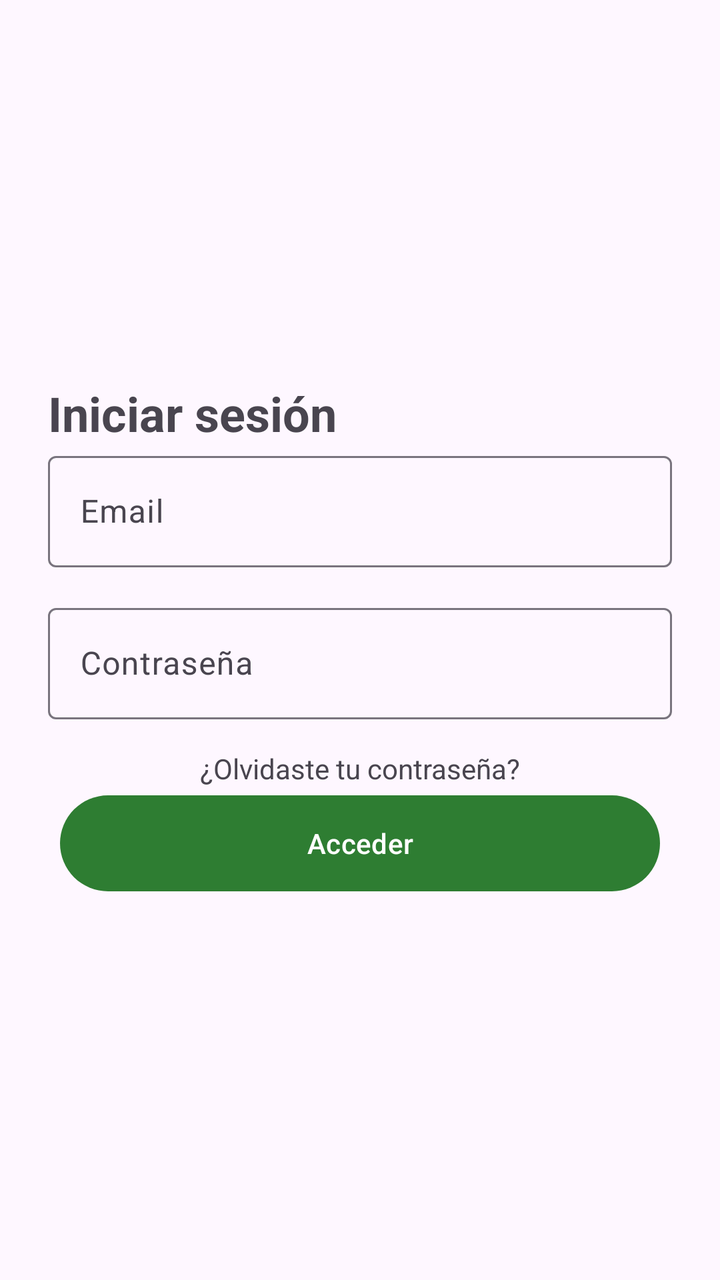
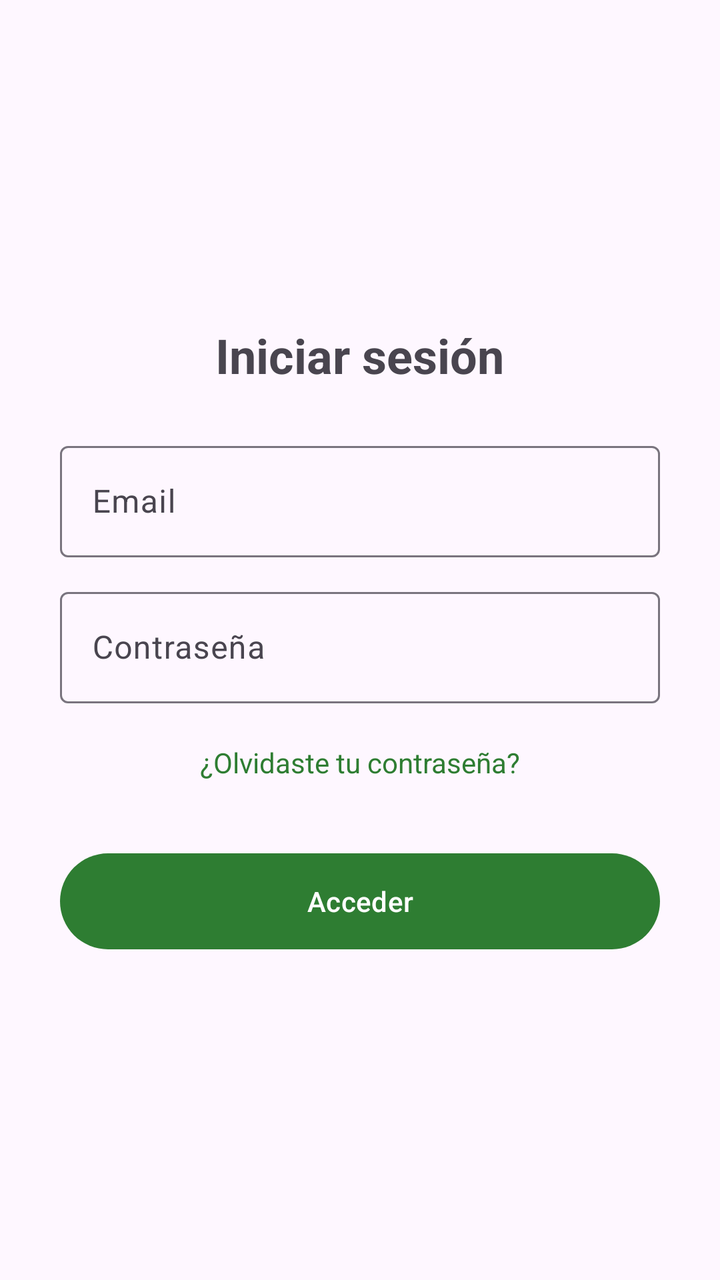

Screens rendered from an Android XML layout before and after an edit, with the pre-edit source and the edit as a unified diff.
<!-- AndroidManifest.xml: application theme Theme.CestaFamiliar -->
<!-- res/layout/activity_login.xml -->
<?xml version="1.0" encoding="utf-8"?>
<LinearLayout xmlns:android="http://schemas.android.com/apk/res/android"
    xmlns:app="http://schemas.android.com/apk/res-auto"
    android:id="@+id/layout_login"
    android:layout_width="match_parent"
    android:layout_height="match_parent"
    android:layout_gravity="end"
    android:gravity="center"
    android:orientation="vertical"
    android:padding="24dp">

    <TextView
        android:id="@+id/tv_titulo"
        android:layout_width="match_parent"
        android:layout_height="wrap_content"
        android:text="@string/title_iniciar_sesion"
        android:textSize="24sp"
        android:textStyle="bold" />

    <com.google.android.material.textfield.TextInputLayout
        android:id="@+id/til_email"
        android:layout_width="match_parent"
        android:layout_height="76dp"
        app:hintAnimationEnabled="false">

        <com.google.android.material.textfield.TextInputEditText
            android:id="@+id/et_email"
            android:layout_width="match_parent"
            android:layout_height="wrap_content"
            android:hint="@string/hint_email"
            android:inputType="textEmailAddress" />
    </com.google.android.material.textfield.TextInputLayout>

    <com.google.android.material.textfield.TextInputLayout
        android:id="@+id/til_password"
        android:layout_width="match_parent"
        android:layout_height="76dp"
        app:hintAnimationEnabled="false">

        <com.google.android.material.textfield.TextInputEditText
            android:id="@+id/et_password"
            android:layout_width="match_parent"
            android:layout_height="wrap_content"
            android:hint="@string/hint_password"
            android:inputType="textPassword" />
    </com.google.android.material.textfield.TextInputLayout>

    <TextView
        android:id="@+id/tv_recuperar_contrasena"
        android:layout_width="match_parent"
        android:layout_height="19dp"
        android:text="@string/link_olvidaste_pass"
        android:textAlignment="center" />

    <com.google.android.material.button.MaterialButton
        android:id="@+id/btn_acceder"
        android:layout_width="300dp"
        android:layout_height="56dp"
        android:text="@string/btn_acceder"
        app:backgroundTint="@color/green_primary"
        app:rippleColor="@color/green_ripple" />

</LinearLayout>
<!-- resources referenced by this layout -->
<resources>
  <color name="green_primary">#2E7D32</color>
  <color name="green_ripple">#4D2E7D32</color>
  <string name="btn_acceder">Acceder</string>
  <string name="hint_email">Email</string>
  <string name="hint_password">Contraseña</string>
  <string name="link_olvidaste_pass">¿Olvidaste tu contraseña?</string>
  <string name="title_iniciar_sesion">Iniciar sesión</string>
  <style name="Theme.CestaFamiliar" parent="Base.Theme.CestaFamiliar" />
  <style name="Base.Theme.CestaFamiliar" parent="Theme.Material3.DayNight.NoActionBar">
          <item name="colorPrimary">@color/green_primary</item>
          <item name="colorOnPrimary">@color/green_on_primary</item>
          <item name="colorPrimaryContainer">@color/green_primary_container</item>
          <item name="colorOnPrimaryContainer">@color/green_on_primary_container</item>
          <item name="colorSecondary">@color/green_secondary</item>
          <item name="colorOnSecondary">@color/green_on_secondary</item>
          <item name="colorControlHighlight">@color/green_ripple</item>
      </style>
  <color name="green_on_primary">#FFFFFF</color>
  <color name="green_primary_container">#DCEDC8</color>
  <color name="green_on_primary_container">#1B5E20</color>
  <color name="green_secondary">#43A047</color>
  <color name="green_on_secondary">#FFFFFF</color>
</resources>

<!-- the commit's change to res/layout/activity_login.xml (unified diff, before → after) -->
@@ -4,23 +4,27 @@
     android:id="@+id/layout_login"
     android:layout_width="match_parent"
     android:layout_height="match_parent"
-    android:layout_gravity="end"
     android:gravity="center"
     android:orientation="vertical"
     android:padding="24dp">
 
     <TextView
         android:id="@+id/tv_titulo"
-        android:layout_width="match_parent"
+        android:layout_width="wrap_content"
         android:layout_height="wrap_content"
+        android:layout_gravity="center"
+        android:layout_marginBottom="24dp"
         android:text="@string/title_iniciar_sesion"
+        android:textAlignment="center"
         android:textSize="24sp"
         android:textStyle="bold" />
 
     <com.google.android.material.textfield.TextInputLayout
         android:id="@+id/til_email"
-        android:layout_width="match_parent"
-        android:layout_height="76dp"
+        android:layout_width="300dp"
+        android:layout_height="wrap_content"
+        android:layout_gravity="center"
+        android:layout_marginBottom="12dp"
         app:hintAnimationEnabled="false">
 
         <com.google.android.material.textfield.TextInputEditText
@@ -33,8 +37,10 @@
 
     <com.google.android.material.textfield.TextInputLayout
         android:id="@+id/til_password"
-        android:layout_width="match_parent"
-        android:layout_height="76dp"
+        android:layout_width="300dp"
+        android:layout_height="wrap_content"
+        android:layout_gravity="center"
+        android:layout_marginBottom="12dp"
         app:hintAnimationEnabled="false">
 
         <com.google.android.material.textfield.TextInputEditText
@@ -47,15 +53,20 @@
 
     <TextView
         android:id="@+id/tv_recuperar_contrasena"
-        android:layout_width="match_parent"
-        android:layout_height="19dp"
+        android:layout_width="300dp"
+        android:layout_height="wrap_content"
+        android:layout_gravity="center"
+        android:layout_marginBottom="24dp"
+        android:padding="8dp"
         android:text="@string/link_olvidaste_pass"
-        android:textAlignment="center" />
+        android:textAlignment="center"
+        android:textColor="?attr/colorPrimary" />
 
     <com.google.android.material.button.MaterialButton
         android:id="@+id/btn_acceder"
         android:layout_width="300dp"
         android:layout_height="56dp"
+        android:layout_gravity="center"
         android:text="@string/btn_acceder"
         app:backgroundTint="@color/green_primary"
         app:rippleColor="@color/green_ripple" />
